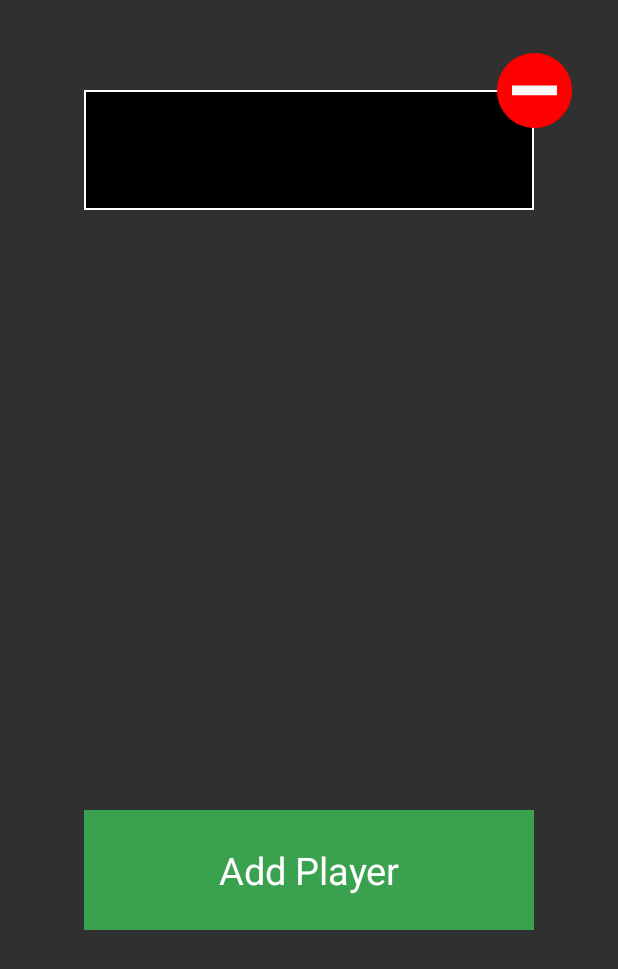
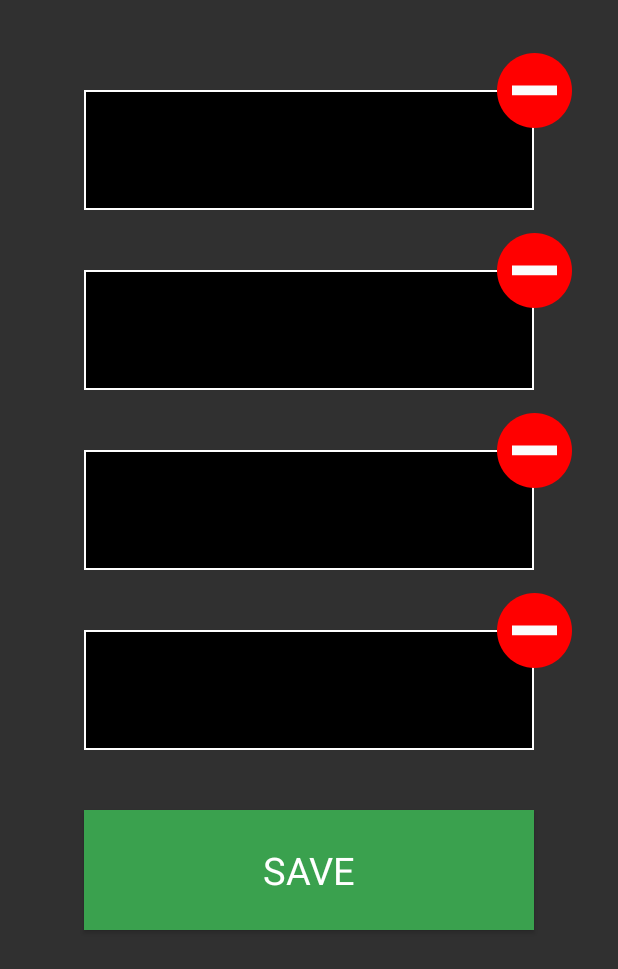
Before and after one commit to huhu72/Swinger, an Android app: the EditPlayersActivity screen opened directly, with no data from a screen before it, on a phone screen of 412 x 824 dp. Shown: the top 969 px of the screen. Run offline under Robolectric (Android 15) with nearby library versions, the phone set to English and light mode, and no system bars; Roboto replaces fonts that are not available here.

Commit message:
added remove player functionality

```diff
--- a/Code/app/src/main/res/layout/activity_edit_players.xml
+++ b/Code/app/src/main/res/layout/activity_edit_players.xml
@@ -4,6 +4,7 @@
     xmlns:tools="http://schemas.android.com/tools"
     android:layout_width="match_parent"
     android:layout_height="match_parent"
+    android:onClick="removePlayer1"
     tools:context=".EditPlayersActivity">
 
     <EditText
@@ -23,12 +24,11 @@
         android:id="@+id/editPlayers_player2"
         android:layout_width="300dp"
         android:layout_height="80dp"
+        android:layout_marginTop="180dp"
         android:background="@drawable/rect"
         android:gravity="center"
         android:textColor="#FFFFFF"
         android:textSize="25sp"
-        android:layout_marginTop="180dp"
-        android:visibility="gone"
         app:layout_constraintEnd_toEndOf="parent"
         app:layout_constraintStart_toStartOf="parent"
         app:layout_constraintTop_toTopOf="parent" />
@@ -37,12 +37,11 @@
         android:id="@+id/editPlayers_player3"
         android:layout_width="300dp"
         android:layout_height="80dp"
+        android:layout_marginTop="300dp"
         android:background="@drawable/rect"
         android:gravity="center"
         android:textColor="#FFFFFF"
         android:textSize="25sp"
-        android:visibility="gone"
-        android:layout_marginTop="300dp"
         app:layout_constraintEnd_toEndOf="parent"
         app:layout_constraintStart_toStartOf="parent"
         app:layout_constraintTop_toTopOf="parent" />
@@ -51,25 +50,25 @@
         android:id="@+id/editPlayers_player4"
         android:layout_width="300dp"
         android:layout_height="80dp"
+        android:layout_marginTop="420dp"
         android:background="@drawable/rect"
         android:gravity="center"
         android:textColor="#FFFFFF"
         android:textSize="25sp"
-        android:layout_marginTop="420dp"
-        android:visibility="gone"
         app:layout_constraintEnd_toEndOf="parent"
         app:layout_constraintStart_toStartOf="parent"
         app:layout_constraintTop_toTopOf="parent" />
 
-    <TextView
-        android:id="@+id/addPlayerBtn"
+    <Button
+        android:id="@+id/edit_players_saveBtn"
         android:layout_width="300dp"
         android:layout_height="80dp"
         android:layout_marginTop="540dp"
         android:background="@color/green"
         android:fontFamily="@font/paytone_one"
         android:gravity="center"
-        android:text="Add Player"
+        android:onClick="save"
+        android:text="Save"
         android:textColor="#FFFFFF"
         android:textSize="25sp"
         app:layout_constraintEnd_toEndOf="parent"
@@ -91,7 +90,7 @@
         android:layout_width="50dp"
         android:layout_height="wrap_content"
         android:background="@drawable/ic_minus"
-        android:visibility="gone"
+        android:onClick="removePlayer2"
         app:layout_constraintBottom_toTopOf="@+id/editPlayers_player2"
         app:layout_constraintEnd_toEndOf="@+id/editPlayers_player2"
         app:layout_constraintStart_toEndOf="@+id/editPlayers_player2"
@@ -102,7 +101,7 @@
         android:layout_width="50dp"
         android:layout_height="wrap_content"
         android:background="@drawable/ic_minus"
-        android:visibility="gone"
+        android:onClick="removePlayer3"
         app:layout_constraintBottom_toTopOf="@+id/editPlayers_player3"
         app:layout_constraintEnd_toEndOf="@+id/editPlayers_player3"
         app:layout_constraintStart_toEndOf="@+id/editPlayers_player3"
@@ -113,7 +112,7 @@
         android:layout_width="50dp"
         android:layout_height="wrap_content"
         android:background="@drawable/ic_minus"
-        android:visibility="gone"
+        android:onClick="removePlayer4"
         app:layout_constraintBottom_toTopOf="@+id/editPlayers_player4"
         app:layout_constraintEnd_toEndOf="@+id/editPlayers_player4"
         app:layout_constraintStart_toEndOf="@+id/editPlayers_player4"
```
Also changed, not shown: Code/app/src/main/java/com/example/swinger/EditPlayersActivity.java (+36 -6 lines).
